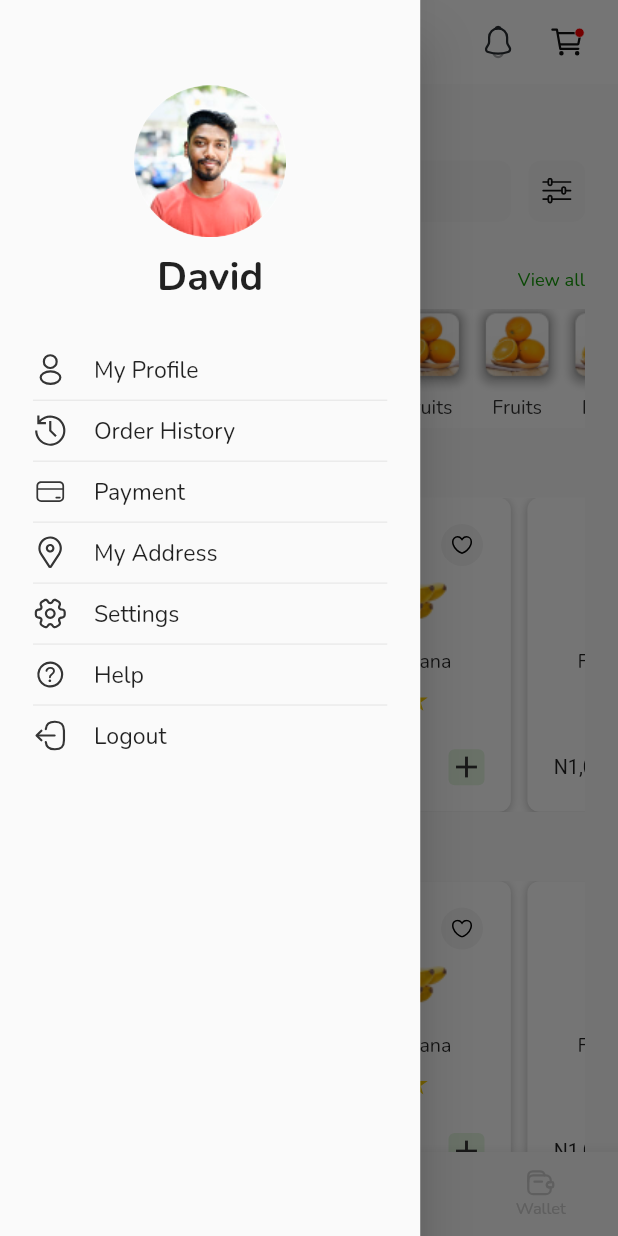
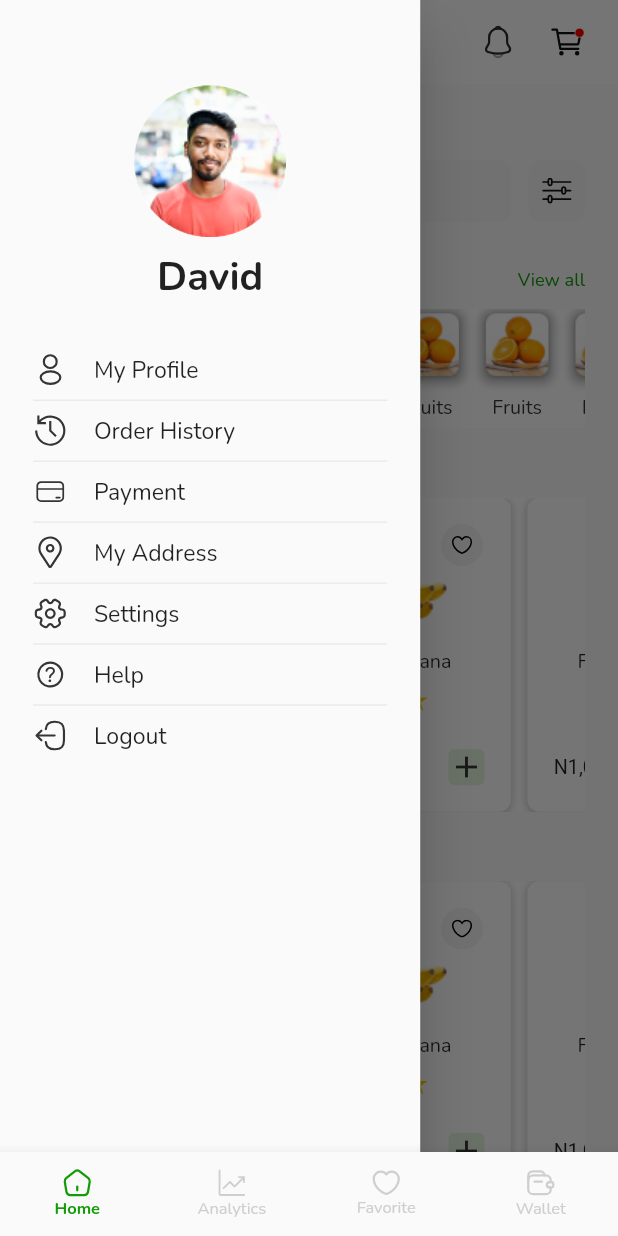
Before and after one commit to Gfash436/GoFarmNG, a Flutter app: the screen it shows after launch, with the side drawer open, on a phone screen of 412 x 824 dp. Run offline on Flutter 3.47's test engine with Material 2 defaults, Android fonts, the phone set to English and light mode, and no system bars; our stand-ins replace flutter_svg.

Commit message:
shuffle change with the appBar

```diff
--- a/lib/Screens/home_screen/home_screen.dart
+++ b/lib/Screens/home_screen/home_screen.dart
@@ -24,11 +24,11 @@ class HomeScreen extends StatefulWidget {
 class _HomeScreenState extends State<HomeScreen> {
   // final TextEditingController searchController = TextEditingController();
   int _selectedIndex = 0;
-  final scafoldKey = GlobalKey<ScaffoldState>();
+  // final scafoldKey = GlobalKey<ScaffoldState>();
   static final List<Widget> _pages = [
-    const HomeScreenBody(),
-    const AnalyticsScreen(),
-    const FavoriteScreen(),
+    HomeScreenBody(),
+    AnalyticsScreen(),
+    FavoriteScreen(),
     const WalletScreen(),
   ];
   void navigatoTo(int index) {
@@ -41,12 +41,11 @@ class _HomeScreenState extends State<HomeScreen> {
   Widget build(BuildContext context) {
     SizeConfig.init(context);
     return Scaffold(
-      key: scafoldKey,
+      // key: scafoldKey,
       // backgroundColor: Colors.brown,
       // backgroundColor: Colors.white,
-      appBar: appBar(context,scafoldKey),
-      drawer:  AppDrawer(),
-      body: _pages[_selectedIndex],
+      // drawer: AppDrawer(),
+      body: SafeArea(child: _pages[_selectedIndex]),
       bottomNavigationBar:
           NavBar(navigatoTo: navigatoTo, selectedIndex: _selectedIndex),
     );
--- a/lib/Screens/home_screen/home_screen_body.dart
+++ b/lib/Screens/home_screen/home_screen_body.dart
@@ -1,4 +1,6 @@
 import 'package:flutter/material.dart';
+import 'package:gofarmng/Screens/home_screen/app_bar.dart';
+import 'package:gofarmng/Screens/home_screen/app_drawer.dart';
 
 import '../../Constants/size_config.dart';
 import '../../Widgets/myText.dart';
@@ -8,13 +10,18 @@ import 'popular_categories.dart';
 import 'top_selling_products.dart';
 
 class HomeScreenBody extends StatelessWidget {
-  const HomeScreenBody({
+  HomeScreenBody({
     super.key,
   });
+  final scafoldKey = GlobalKey<ScaffoldState>();
 
   @override
   Widget build(BuildContext context) {
-    return SingleChildScrollView(
+    return Scaffold(
+      key: scafoldKey,
+      appBar: appBar(context, scafoldKey),
+      drawer: AppDrawer(),
+      body: SingleChildScrollView(
         child: Padding(
           padding: EdgeInsets.only(
             left: getProportionateScreenWidth(20),
@@ -50,6 +57,7 @@ class HomeScreenBody extends StatelessWidget {
             ],
           ),
         ),
+      ),
     );
   }
 }
```
Also changed, not shown: lib/Screens/analytics_screen/analytics_screen.dart (+6 -1 lines), lib/Screens/favorite_screen/favorite_screen.dart (+11 -2 lines). Lines whose indentation alone changed are shown as unchanged.
